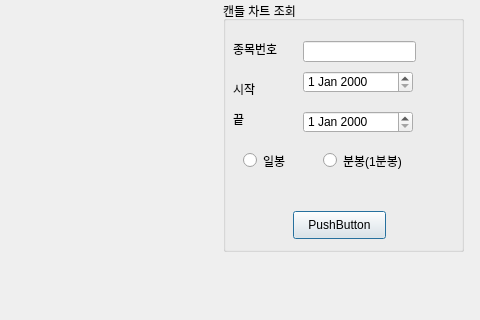
Qt form Trading/third.ui (yujin37/Auto_Trading) before a commit; both pictures show x 847 to 1327 and y 89 to 409 of the 1327 by 726 pixel window.
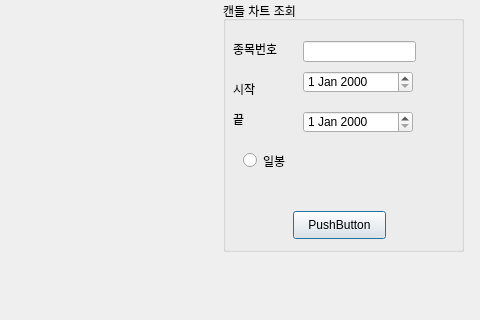
The same form after that commit.

```diff
--- a/Trading/third.ui
+++ b/Trading/third.ui
@@ -131,19 +131,6 @@
      <string>일봉</string>
     </property>
    </widget>
-   <widget class="QRadioButton" name="radioButton_2">
-    <property name="geometry">
-     <rect>
-      <x>100</x>
-      <y>150</y>
-      <width>108</width>
-      <height>19</height>
-     </rect>
-    </property>
-    <property name="text">
-     <string>분봉(1분봉)</string>
-    </property>
-   </widget>
   </widget>
  </widget>
  <resources/>
```
